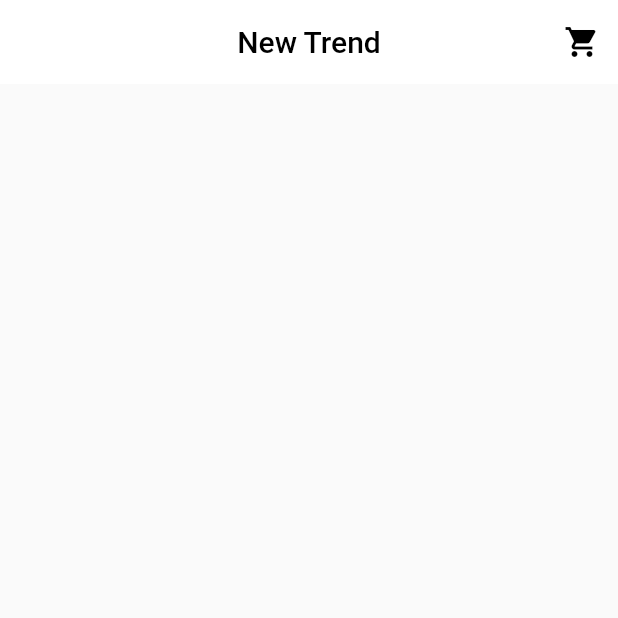
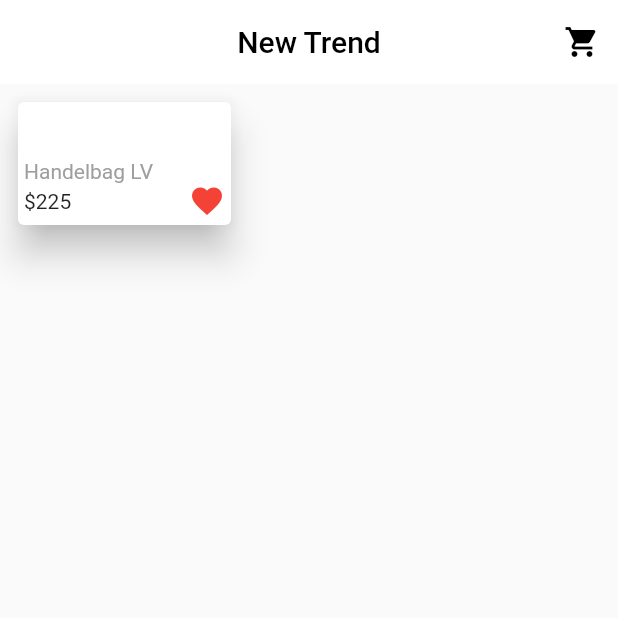
Before and after one commit to youssefemadeldn/store_app, a Flutter app: the screen it shows after launch, on a phone screen of 412 x 824 dp, the top half of it. Run offline on Flutter 3.47's test engine with Material 2 defaults, Android fonts, the phone set to English and light mode, and no system bars.

Commit message:
create part of card: product card 1

```diff
--- a/lib/screens/home_page.dart
+++ b/lib/screens/home_page.dart
@@ -22,6 +22,41 @@ class HomePage extends StatelessWidget {
           )
         ],
       ),
+      body: Padding(
+        padding: const EdgeInsets.all(8.0),
+        child: Container(
+          alignment: Alignment.topLeft,
+          height: 90,
+          width: 150,
+          decoration: const BoxDecoration(),
+          child: const Card(
+            elevation: 10,
+            child: Padding(
+              padding: EdgeInsets.all(4.0),
+              child: Column(
+                mainAxisAlignment: MainAxisAlignment.end,
+                crossAxisAlignment: CrossAxisAlignment.start,
+                children: [
+                  Text(
+                    'Handelbag LV',
+                    style: TextStyle(color: Colors.grey),
+                  ),
+                  Row(
+                    mainAxisAlignment: MainAxisAlignment.spaceBetween,
+                    children: [
+                      Text('\$225'),
+                      Icon(
+                        Icons.favorite,
+                        color: Colors.red,
+                      ),
+                    ],
+                  ),
+                ],
+              ),
+            ),
+          ),
+        ),
+      ),
     );
   }
 }
```
